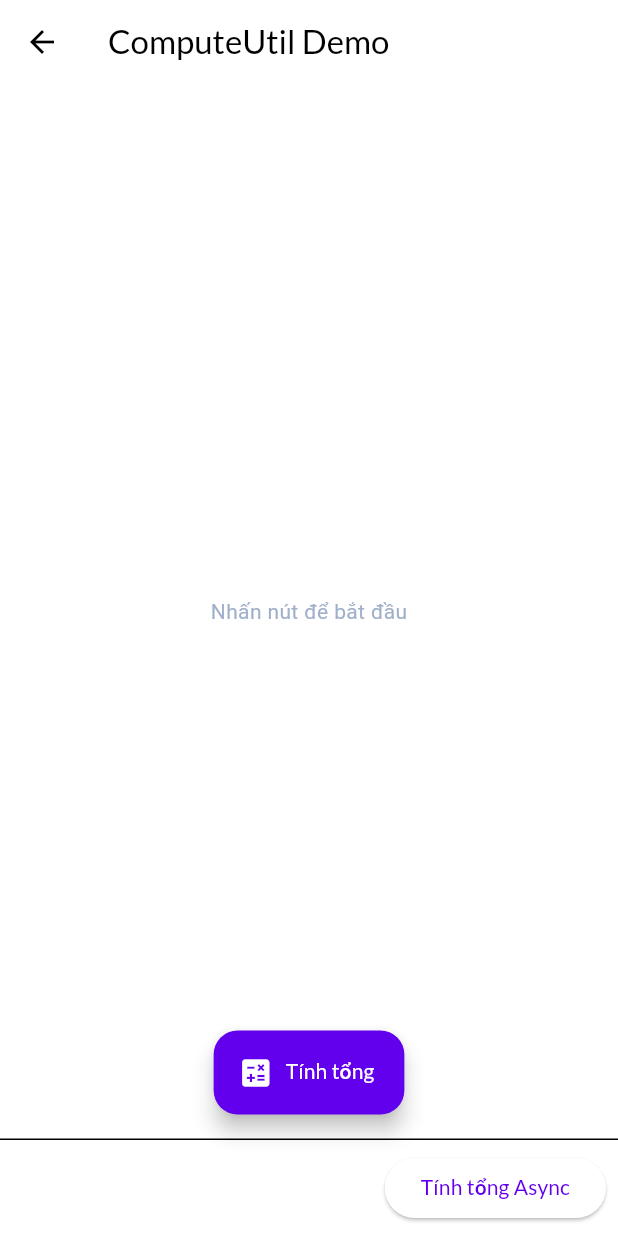
After one commit to tohuyson/flutter_demo, a Flutter app: the ComputeLoadingScreen screen opened by its route, on a phone screen of 412 x 824 dp. The commit adds this screen. Run offline on Flutter 3.47's test engine with Material 3 defaults, Android fonts, the phone set to English and light mode, and no system bars; our stand-ins replace dartz, dio, equatable, flutter_dotenv, flutter_map, flutter_riverpod and 7 more.

Commit message:
feat: demo compute

```diff
--- /dev/null
+++ b/lib/features/compute_loading/presentation/screens/compute_loading_screen.dart
@@ -0,0 +1,69 @@
+import 'package:flutter/material.dart';
+import 'package:flutter_demo/shared/utils/compute_util.dart';
+
+class ComputeLoadingScreen extends StatefulWidget {
+  const ComputeLoadingScreen({super.key});
+
+  @override
+  State<ComputeLoadingScreen> createState() => _ComputeLoadingScreenState();
+}
+
+class _ComputeLoadingScreenState extends State<ComputeLoadingScreen> {
+  bool isLoading = false;
+  int? result;
+
+  void _startCompute() async {
+    setState(() {
+      isLoading = true;
+      result = null;
+    });
+
+    final res = await ComputeUtil.runSync<int, int>(heavySum, 100000000);
+
+    setState(() {
+      result = res;
+      isLoading = false;
+    });
+  }
+
+  void _startAsyncCompute() async {
+    setState(() {
+      isLoading = true;
+      result = null;
+    });
+
+    final res = await ComputeUtil.runAsync<int, int>(heavySumWithProgress, 1000000);
+
+    setState(() {
+      result = res;
+      isLoading = false;
+    });
+  }
+
+  @override
+  Widget build(BuildContext context) {
+    return Scaffold(
+      appBar: AppBar(title: const Text('ComputeUtil Demo')),
+      body: Center(
+        child:
+            isLoading
+                ? const Column(
+                  mainAxisAlignment: MainAxisAlignment.center,
+                  children: const [CircularProgressIndicator(), SizedBox(height: 16), Text("Đang xử lý...")],
+                )
+                : result != null
+                ? Text("Kết quả: $result", style: const TextStyle(fontSize: 18))
+                : const Text("Nhấn nút để bắt đầu"),
+      ),
+      floatingActionButton: FloatingActionButton.extended(
+        onPressed: isLoading ? null : _startCompute,
+        label: const Text("Tính tổng"),
+        icon: const Icon(Icons.calculate),
+      ),
+      floatingActionButtonLocation: FloatingActionButtonLocation.centerFloat,
+      persistentFooterButtons: [
+        ElevatedButton(onPressed: isLoading ? null : _startAsyncCompute, child: const Text("Tính tổng Async")),
+      ],
+    );
+  }
+}
--- a/lib/features/home/presentation/screens/home_page.dart
+++ b/lib/features/home/presentation/screens/home_page.dart
@@ -46,6 +46,12 @@ class HomePage extends StatelessWidget {
               },
               child: const Text('Isolate Loading Page'),
             ),
+            ElevatedButton(
+              onPressed: () {
+                GoRouter.of(context).pushNamed(AppRoute.computeLoading.name);
+              },
+              child: const Text('Compute Loading Page'),
+            ),
           ],
         ),
       ),
```
Also changed, not shown: lib/routing/app_router.dart (+8 -2 lines), lib/shared/utils/compute_util.dart (added, +49 -0 lines), lib/features/isolate_loading/presentation/screens/isolate_loading_screen.dart (renamed from lib/features/isolate_loading/presentation/screens/isolae_loading_screen.dart).
